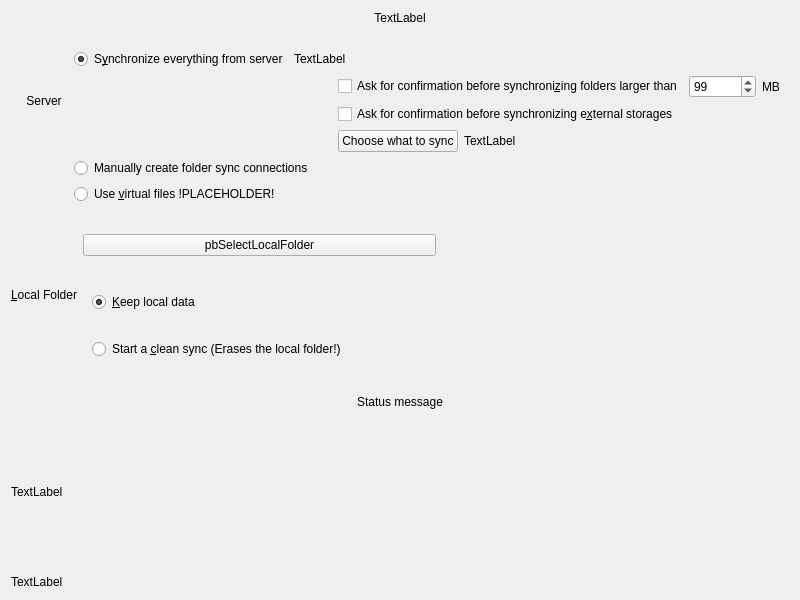
The window that src/gui/wizard/owncloudadvancedsetuppage.ui (nextcloud/desktop) describes before a commit, drawn with Qt 5.
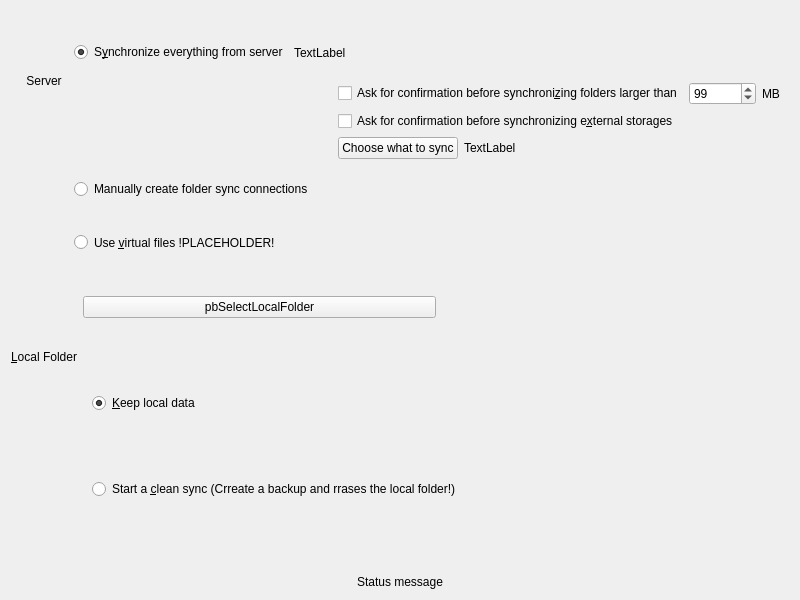
The same window after the commit. The open tabs and pages were chosen to show the change. Icons and pictures are not drawn.

Commit message: Wizard: Display sync root issues as dialog

The edit to the form file:
```diff
--- a/src/gui/wizard/owncloudadvancedsetuppage.ui
+++ b/src/gui/wizard/owncloudadvancedsetuppage.ui
@@ -20,28 +20,6 @@
    <string>Form</string>
   </property>
   <layout class="QVBoxLayout" name="verticalLayout_4">
-   <item>
-    <widget class="QLabel" name="topLabel">
-     <property name="sizePolicy">
-      <sizepolicy hsizetype="Preferred" vsizetype="Fixed">
-       <horstretch>0</horstretch>
-       <verstretch>0</verstretch>
-      </sizepolicy>
-     </property>
-     <property name="text">
-      <string>TextLabel</string>
-     </property>
-     <property name="textFormat">
-      <enum>Qt::RichText</enum>
-     </property>
-     <property name="alignment">
-      <set>Qt::AlignCenter</set>
-     </property>
-     <property name="wordWrap">
-      <bool>true</bool>
-     </property>
-    </widget>
-   </item>
    <item>
     <widget class="QWidget" name="syncTypeWidget" native="true">
      <layout class="QHBoxLayout" name="horizontalLayout_9">
@@ -458,13 +436,15 @@
          </layout>
         </item>
         <item>
-         <widget class="QWidget" name="resolutionWidget" native="true">
+         <widget class="QStackedWidget" name="resolutionStackedWidget">
           <property name="sizePolicy">
            <sizepolicy hsizetype="Preferred" vsizetype="MinimumExpanding">
             <horstretch>0</horstretch>
             <verstretch>0</verstretch>
            </sizepolicy>
           </property>
+          <widget class="QWidget" name="page"/>
+          <widget class="QWidget" name="resolutionStackedWidgetPage1" native="true">
           <layout class="QVBoxLayout" name="verticalLayout_8">
            <item>
             <widget class="QRadioButton" name="radioButton">
@@ -482,7 +462,7 @@
               <string>&lt;html&gt;&lt;head/&gt;&lt;body&gt;&lt;p&gt;If this box is checked, existing content in the local folder will be erased to start a clean sync from the server.&lt;/p&gt;&lt;p&gt;Do not check this if the local content should be uploaded to the servers folder.&lt;/p&gt;&lt;/body&gt;&lt;/html&gt;</string>
              </property>
              <property name="text">
-              <string>Start a &amp;clean sync (Erases the local folder!)</string>
+               <string>Start a &amp;clean sync (Crreate a backup and rrases the local folder!)</string>
              </property>
              <property name="checkable">
               <bool>true</bool>
@@ -490,6 +470,7 @@
             </widget>
            </item>
           </layout>
+          </widget>
          </widget>
         </item>
        </layout>
@@ -513,66 +494,6 @@
      </property>
     </widget>
    </item>
-   <item>
-    <widget class="QScrollArea" name="errorScroll">
-     <property name="frameShape">
-      <enum>QFrame::NoFrame</enum>
-     </property>
-     <property name="horizontalScrollBarPolicy">
-      <enum>Qt::ScrollBarAlwaysOff</enum>
-     </property>
-     <property name="widgetResizable">
-      <bool>true</bool>
-     </property>
-     <widget class="QWidget" name="errorScrollContents">
-      <property name="geometry">
-       <rect>
-        <x>0</x>
-        <y>0</y>
-        <width>782</width>
-        <height>148</height>
-       </rect>
-      </property>
-      <property name="sizePolicy">
-       <sizepolicy hsizetype="MinimumExpanding" vsizetype="Expanding">
-        <horstretch>0</horstretch>
-        <verstretch>0</verstretch>
-       </sizepolicy>
-      </property>
-      <layout class="QVBoxLayout" name="verticalLayout_6">
-       <property name="leftMargin">
-        <number>0</number>
-       </property>
-       <property name="topMargin">
-        <number>0</number>
-       </property>
-       <property name="rightMargin">
-        <number>0</number>
-       </property>
-       <property name="bottomMargin">
-        <number>0</number>
-       </property>
-       <item>
-        <widget class="QLabel" name="errorLabel">
-         <property name="text">
-          <string>TextLabel</string>
-         </property>
-        </widget>
-       </item>
-      </layout>
-     </widget>
-    </widget>
-   </item>
-   <item>
-    <widget class="QLabel" name="bottomLabel">
-     <property name="text">
-      <string>TextLabel</string>
-     </property>
-     <property name="textFormat">
-      <enum>Qt::RichText</enum>
-     </property>
-    </widget>
-   </item>
   </layout>
  </widget>
  <tabstops>
```
Left out of the diff: 1 changed line with no effect on the pictures. Lines whose indentation alone changed are shown as unchanged. The commit also changes 5 other files.
